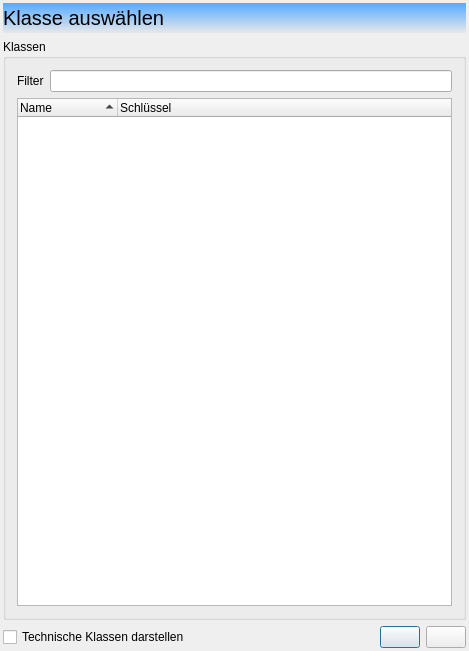
First picture: the form in guilibraries/wmsgui/src/misc/cwmsclassselectiondlg.ui, repository WOGRA-AG/wms, before the edit.
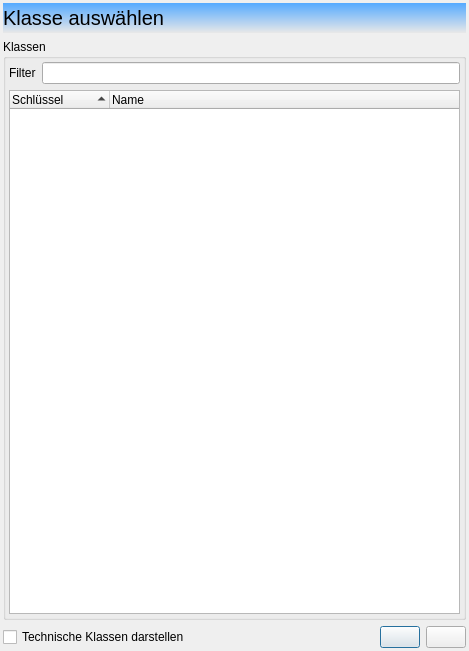
Second picture: the form after the edit. Icons and pictures are not drawn.

Diff of the .ui file:
```diff
--- a/guilibraries/wmsgui/src/misc/cwmsclassselectiondlg.ui
+++ b/guilibraries/wmsgui/src/misc/cwmsclassselectiondlg.ui
@@ -78,6 +78,18 @@
       <string>Klassen</string>
      </property>
      <layout class="QGridLayout" name="gridLayout">
+      <property name="leftMargin">
+       <number>3</number>
+      </property>
+      <property name="topMargin">
+       <number>3</number>
+      </property>
+      <property name="rightMargin">
+       <number>3</number>
+      </property>
+      <property name="bottomMargin">
+       <number>3</number>
+      </property>
       <item row="0" column="0">
        <widget class="QLabel" name="label">
         <property name="text">
@@ -98,12 +110,12 @@
         </property>
         <column>
          <property name="text">
-          <string>Name</string>
+          <string>Schlüssel</string>
          </property>
         </column>
         <column>
          <property name="text">
-          <string>Schlüssel</string>
+          <string>Name</string>
          </property>
         </column>
        </widget>
```
Left out of the diff: 1 changed line with no effect on the pictures.
